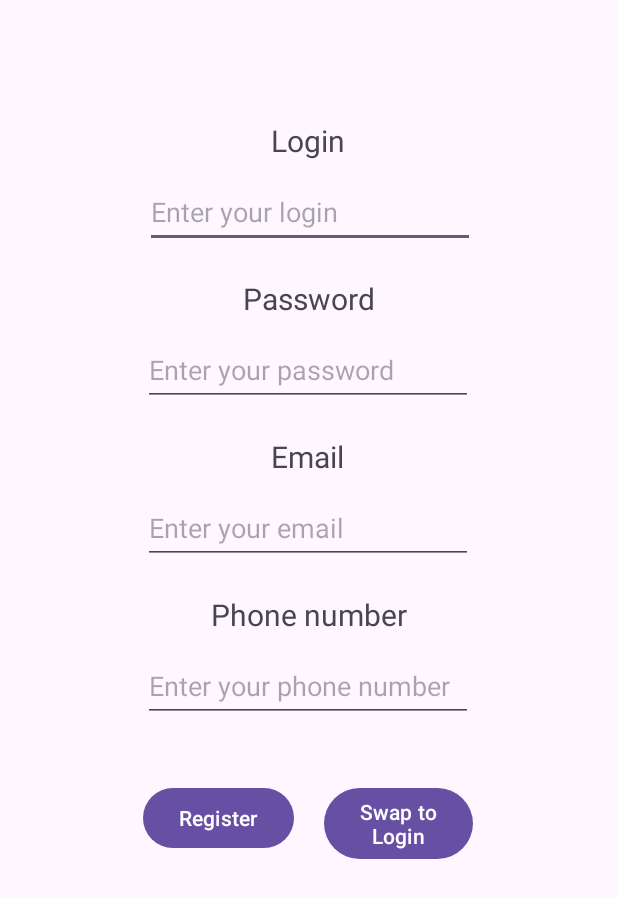
After one commit to sebastianbrzustowicz/Robot-tasker-client, an Android app: the RegistrationActivity screen opened directly, with no data from a screen before it, on a phone screen of 412 x 824 dp. The commit adds this screen. Shown: the top 898 px of the screen. Run offline under Robolectric (Android 15) with nearby library versions, the phone set to English and light mode, and no system bars; our stand-ins replace Volley; network calls fail.

Commit message:
further app development

```diff
--- a/app/src/main/AndroidManifest.xml
+++ b/app/src/main/AndroidManifest.xml
@@ -24,6 +24,11 @@
                 <category android:name="android.intent.category.LAUNCHER" />
             </intent-filter>
         </activity>
+
+        <activity android:name=".RegistrationActivity">
+
+        </activity>
+
     </application>
 
 </manifest>
--- /dev/null
+++ b/app/src/main/java/com/sebastianbrzustowicz/robottaskerclient/RegistrationActivity.java
@@ -0,0 +1,127 @@
+package com.sebastianbrzustowicz.robottaskerclient;
+
+import androidx.appcompat.app.AppCompatActivity;
+
+import android.content.Intent;
+import android.os.Bundle;
+import android.util.Log;
+import android.view.View;
+import android.widget.Button;
+import android.widget.EditText;
+import android.widget.Toast;
+
+import com.android.volley.Request;
+import com.android.volley.RequestQueue;
+import com.android.volley.Response;
+import com.android.volley.VolleyError;
+import com.android.volley.toolbox.JsonObjectRequest;
+import com.android.volley.toolbox.StringRequest;
+import com.android.volley.toolbox.Volley;
+
+import org.json.JSONException;
+import org.json.JSONObject;
+
+import java.util.HashMap;
+import java.util.Map;
+
+public class RegistrationActivity extends AppCompatActivity {
+
+    Button btn_SignUpRegisterForm, btn_SwapToLoginRegisterForm;
+    EditText et_dataInputLoginRegisterForm, et_dataInputPasswordRegisterForm, et_dataInputEmailRegisterForm, et_dataInputPhoneNumberRegisterForm;
+
+    @Override
+    protected void onCreate(Bundle savedInstanceState) {
+        super.onCreate(savedInstanceState);
+        setContentView(R.layout.activity_register);
+
+        // assign values to each control on the layout
+        btn_SignUpRegisterForm = findViewById(R.id.btn_SignUpRegisterForm);
+        btn_SwapToLoginRegisterForm = findViewById(R.id.btn_SwapToLoginRegisterForm);
+
+        et_dataInputLoginRegisterForm = findViewById(R.id.et_dataInputLoginRegisterForm);
+        et_dataInputPasswordRegisterForm = findViewById(R.id.et_dataInputPasswordRegisterForm);
+        et_dataInputEmailRegisterForm = findViewById(R.id.et_dataInputEmailRegisterForm);
+        et_dataInputPhoneNumberRegisterForm = findViewById(R.id.et_dataInputPhoneNumberRegisterForm);
+
+        btn_SignUpRegisterForm.setOnClickListener(new View.OnClickListener() {
+            @Override
+            public void onClick(View v) {
+                // send request and toast
+                // Instantiate the RequestQueue.
+                RequestQueue queue = Volley.newRequestQueue(RegistrationActivity.this);
+
+                String url = "http://10.0.2.2:8080/rest/user/register";
+
+                // Data to transfer
+                final String login = et_dataInputLoginRegisterForm.getText().toString();
+                final String password = et_dataInputPasswordRegisterForm.getText().toString();
+                final String email = et_dataInputEmailRegisterForm.getText().toString();
+                final String phoneNumberString = et_dataInputPhoneNumberRegisterForm.getText().toString();
+                final int phoneNumber = phoneNumberString.isEmpty() ? 0 : Integer.valueOf(phoneNumberString);
+
+                //final String login = "123";
+                //final String password = "123";
+                //final String email = "123";
+                //final int phoneNumber = 123;
+                //int phoneNumber = Integer.parseInt(phoneNumberString);
+
+                // Prepare JSON object
+                JSONObject requestBody = new JSONObject();
+                try {
+                    requestBody.put("userId", "id");
+                    requestBody.put("login", login);
+                    requestBody.put("password", password);
+                    requestBody.put("email", email);
+                    requestBody.put("phoneNumber", phoneNumber);
+                    requestBody.put("role", "user");
+                    requestBody.put("accCreated", "2023");
+                } catch (JSONException e) {
+                    e.printStackTrace();
+                }
+
+                // Request a JSON response from the provided URL.
+                StringRequest registerRequest = new StringRequest(Request.Method.POST, url,
+                        new Response.Listener<String>() {
+                            @Override
+                            public void onResponse(String response) {
+                                final int resValue = Integer.valueOf(response);
+                                String message = (response != null && resValue == 1) ? "Registered" : "Cannot register";
+                                Toast.makeText(RegistrationActivity.this, message, Toast.LENGTH_SHORT).show();
+                            }
+                        },
+                        new Response.ErrorListener() {
+                            @Override
+                            public void onErrorResponse(VolleyError error) {
+                                Log.e("Volley Error", "Error occurred: " + error.toString());
+                            }
+                        }) {
+                    @Override
+                    public byte[] getBody() {
+                        return requestBody.toString().getBytes();
+                    }
+
+                    @Override
+                    public Map<String, String> getHeaders() {
+                        Map<String, String> headers = new HashMap<>();
+                        headers.put("Content-Type", "application/json");
+                        return headers;
+                    }
+                };
+
+                queue.add(registerRequest);
+            }
+        });
+
+        btn_SwapToLoginRegisterForm.setOnClickListener(new View.OnClickListener() {
+            @Override
+            public void onClick(View v) {
+                // Creating a new Intent, which will transfer to RegistrationActivity
+                Intent intent = new Intent(RegistrationActivity.this, MainActivity.class);
+
+                // Launching a new activity
+                startActivity(intent);
+            }
+        });
+
+    }
+}
--- /dev/null
+++ b/app/src/main/res/layout/activity_register.xml
@@ -0,0 +1,134 @@
+<!-- activity_signup.xml -->
+<androidx.constraintlayout.widget.ConstraintLayout xmlns:android="http://schemas.android.com/apk/res/android"
+    xmlns:app="http://schemas.android.com/apk/res-auto"
+    xmlns:tools="http://schemas.android.com/tools"
+    android:layout_width="match_parent"
+    android:layout_height="match_parent"
+    tools:context=".RegistrationActivity">
+
+    <TextView
+        android:id="@+id/textViewLoginRegisterForm"
+        android:layout_width="wrap_content"
+        android:layout_height="wrap_content"
+        android:layout_marginTop="80dp"
+        android:text="Login"
+        android:textSize="20sp"
+        app:layout_constraintEnd_toEndOf="parent"
+        app:layout_constraintHorizontal_bias="0.498"
+        app:layout_constraintStart_toStartOf="parent"
+        app:layout_constraintTop_toTopOf="parent" />
+
+    <EditText
+        android:id="@+id/et_dataInputLoginRegisterForm"
+        android:layout_width="220dp"
+        android:layout_height="wrap_content"
+        android:layout_marginTop="10dp"
+        android:ems="10"
+        android:hint="Enter your login"
+        android:inputType="text"
+        android:minHeight="48dp"
+        android:text=""
+        app:layout_constraintEnd_toEndOf="parent"
+        app:layout_constraintHorizontal_bias="0.502"
+        app:layout_constraintStart_toStartOf="parent"
+        app:layout_constraintTop_toBottomOf="@+id/textViewLoginRegisterForm" />
+
+    <TextView
+        android:id="@+id/textViewPasswordRegisterForm"
+        android:layout_width="wrap_content"
+        android:layout_height="wrap_content"
+        android:layout_marginTop="20dp"
+        android:text="Password"
+        android:textSize="20sp"
+        app:layout_constraintEnd_toEndOf="parent"
+        app:layout_constraintStart_toStartOf="parent"
+        app:layout_constraintTop_toBottomOf="@+id/et_dataInputLoginRegisterForm" />
+
+    <EditText
+        android:id="@+id/et_dataInputPasswordRegisterForm"
+        android:layout_width="220dp"
+        android:layout_height="wrap_content"
+        android:layout_marginTop="10dp"
+        android:ems="10"
+        android:hint="Enter your password"
+        android:inputType="text"
+        android:minHeight="48dp"
+        android:text=""
+        app:layout_constraintEnd_toEndOf="parent"
+        app:layout_constraintHorizontal_bias="0.497"
+        app:layout_constraintStart_toStartOf="parent"
+        app:layout_constraintTop_toBottomOf="@+id/textViewPasswordRegisterForm" />
+
+    <TextView
+        android:id="@+id/textViewEmailRegisterForm"
+        android:layout_width="wrap_content"
+        android:layout_height="wrap_content"
+        android:layout_marginTop="20dp"
+        android:text="Email"
+        android:textSize="20sp"
+        app:layout_constraintEnd_toEndOf="parent"
+        app:layout_constraintHorizontal_bias="0.498"
+        app:layout_constraintStart_toStartOf="parent"
+        app:layout_constraintTop_toBottomOf="@+id/et_dataInputPasswordRegisterForm" />
+
+    <EditText
+        android:id="@+id/et_dataInputEmailRegisterForm"
+        android:layout_width="220dp"
+        android:layout_height="wrap_content"
+        android:layout_marginTop="10dp"
+        android:ems="10"
+        android:hint="Enter your email"
+        android:inputType="textPassword"
+        android:minHeight="48dp"
+        android:text=""
+        app:layout_constraintEnd_toEndOf="parent"
+        app:layout_constraintHorizontal_bias="0.497"
+        app:layout_constraintStart_toStartOf="parent"
+        app:layout_constraintTop_toBottomOf="@+id/textViewEmailRegisterForm" />
+
+    <TextView
+        android:id="@+id/textViewPhoneNumberRegisterForm"
+        android:layout_width="wrap_content"
+        android:layout_height="wrap_content"
+        android:layout_marginTop="20dp"
+        android:text="Phone number"
+        android:textSize="20sp"
+        app:layout_constraintEnd_toEndOf="parent"
+        app:layout_constraintStart_toStartOf="parent"
+        app:layout_constraintTop_toBottomOf="@+id/et_dataInputEmailRegisterForm" />
+
+    <EditText
+        android:id="@+id/et_dataInputPhoneNumberRegisterForm"
+        android:layout_width="220dp"
+        android:layout_height="wrap_content"
+        android:layout_marginTop="10dp"
+        android:ems="10"
+        android:hint="Enter your phone number"
+        android:inputType="textPassword"
+        android:minHeight="48dp"
+        android:text=""
+        app:layout_constraintEnd_toEndOf="parent"
+        app:layout_constraintHorizontal_bias="0.497"
+        app:layout_constraintStart_toStartOf="parent"
+        app:layout_constraintTop_toBottomOf="@+id/textViewPhoneNumberRegisterForm" />
+
+    <Button
+        android:id="@+id/btn_SignUpRegisterForm"
+        android:layout_width="wrap_content"
+        android:layout_height="wrap_content"
+        android:layout_marginTop="40dp"
+        android:text="Register"
+        app:layout_constraintStart_toStartOf="@+id/et_dataInputPhoneNumberRegisterForm"
+        app:layout_constraintTop_toBottomOf="@+id/et_dataInputPhoneNumberRegisterForm" />
+
+    <Button
+        android:id="@+id/btn_SwapToLoginRegisterForm"
+        android:layout_width="wrap_content"
+        android:layout_height="wrap_content"
+        android:layout_marginTop="40dp"
+        android:text="Swap to\nLogin"
+        app:layout_constraintEnd_toEndOf="@+id/et_dataInputPhoneNumberRegisterForm"
+        app:layout_constraintTop_toBottomOf="@+id/et_dataInputPhoneNumberRegisterForm" />
+
+
+</androidx.constraintlayout.widget.ConstraintLayout>
```
Also changed, not shown: app/src/main/java/com/sebastianbrzustowicz/robottaskerclient/MainActivity.java (+5 -11 lines), app/src/main/res/layout/activity_main.xml (+9 -8 lines), app/src/main/res/layout/activity_signup.xml (deleted, +0 -14 lines).
